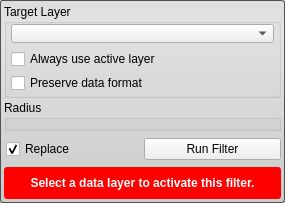
Before: the Qt Designer form src/Interface/ToolInterface/MeanFilterInterface.ui in jessdtate/Seg3D, drawn with Qt 5.
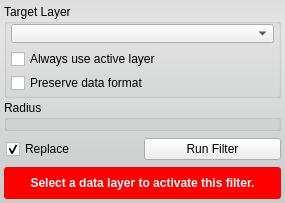
After: the same form once the commit is applied. Custom widgets are drawn as their Qt base class.

```diff
--- a/src/Interface/ToolInterface/MeanFilterInterface.ui
+++ b/src/Interface/ToolInterface/MeanFilterInterface.ui
@@ -34,7 +34,6 @@
   <property name="styleSheet">
    <string notr="true">QWidget#MeanFilterInterface{
 	border-radius: 3px;
-	border: 1px solid rgb(80, 80,80);
 	background-color: qlineargradient(spread:pad, x1:0.5, y1:0, x2:0.5, y2:0.960227, stop:0 rgba(221, 221, 221, 255), stop:0.155779 rgba(228, 228, 228, 255), stop:1 rgba(202, 204, 204, 255));      
 }</string>
   </property>
```
